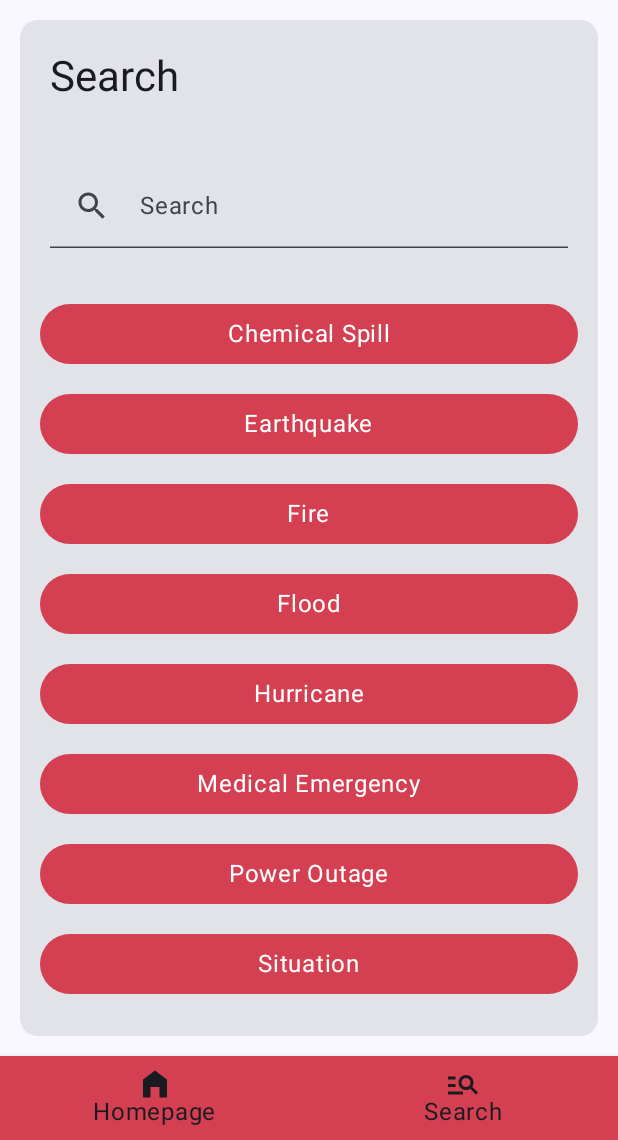
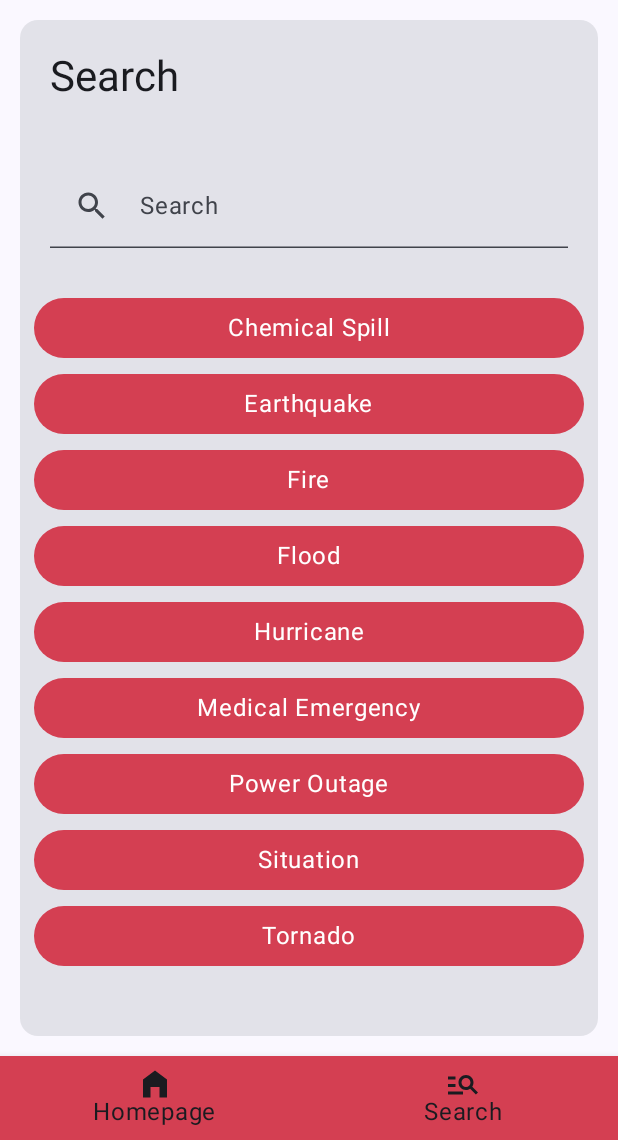
Before and after one commit to mgyanku/emergency-exit-app, an Android app built with Jetpack Compose: the SearchScreen screen opened through its navigation route, on a phone screen of 412 x 824 dp, the part 96-1236 px from its top. Run offline under Robolectric (Android 15) with nearby library versions, the phone set to English and light mode, and no system bars; our stand-ins replace Room's generated code, livedata-compose.

Commit message:
small styling changes

```diff
--- a/app/src/main/java/nl/hva/emergencyexitapp/ui/theme/screens/SearchScreen.kt
+++ b/app/src/main/java/nl/hva/emergencyexitapp/ui/theme/screens/SearchScreen.kt
@@ -122,8 +122,7 @@ fun Situations(items: LiveData<List<Situation>>, viewModel: SituationViewModel,
 
     LazyColumn(
         modifier = Modifier
-            .padding(8.dp),
-        verticalArrangement = Arrangement.spacedBy(1.dp)
+            .padding(8.dp)
     ) {
         situationResults?.let { results ->
             items(results) { situation ->
@@ -141,7 +140,7 @@ fun ResultItem(item: Situation) {
             containerColor = coralPink
         ),
         modifier = Modifier
-            .padding(5.dp)
+            .padding(1.dp)
             .fillMaxWidth()
     ) {
         Text(
--- a/app/src/main/res/values/themes.xml
+++ b/app/src/main/res/values/themes.xml
@@ -12,7 +12,7 @@
              animated drawable. One of these is required. -->
         <item name="windowSplashScreenAnimatedIcon">@drawable/baseline_exit_to_app_24</item>
         <!-- Required for animated icons -->
-        <item name="windowSplashScreenAnimationDuration">4000</item>
+        <item name="windowSplashScreenAnimationDuration">2500</item>
 
         <!-- Set the theme of the Activity that directly follows your splash screen. -->
         <!-- Required -->
```
